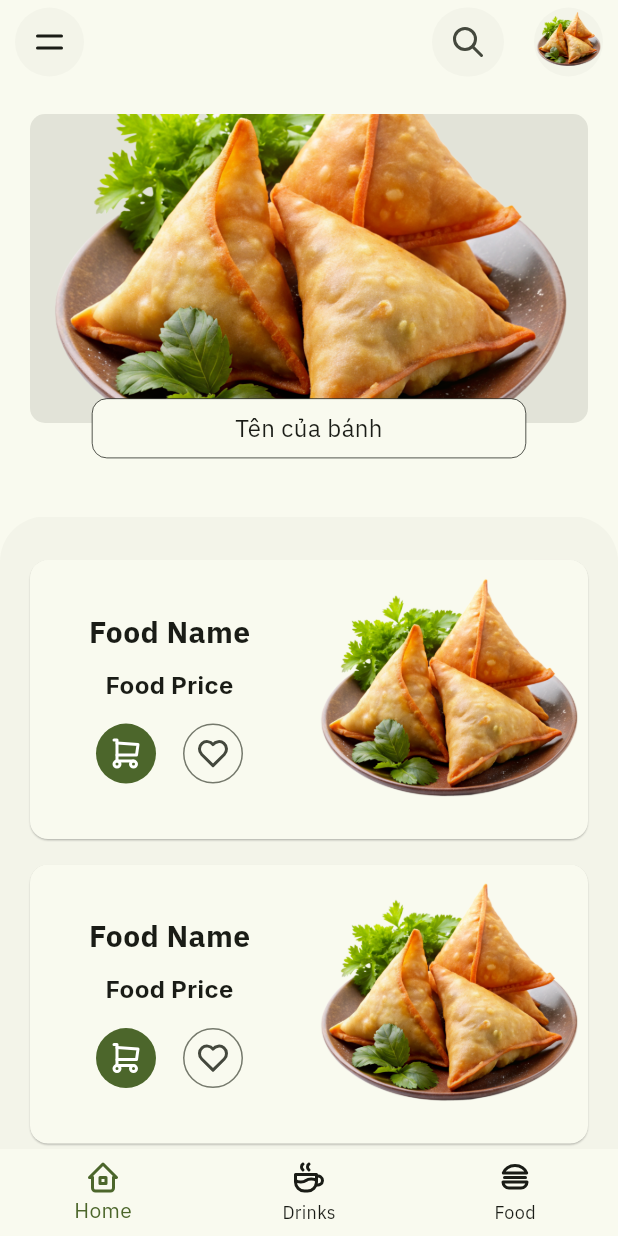
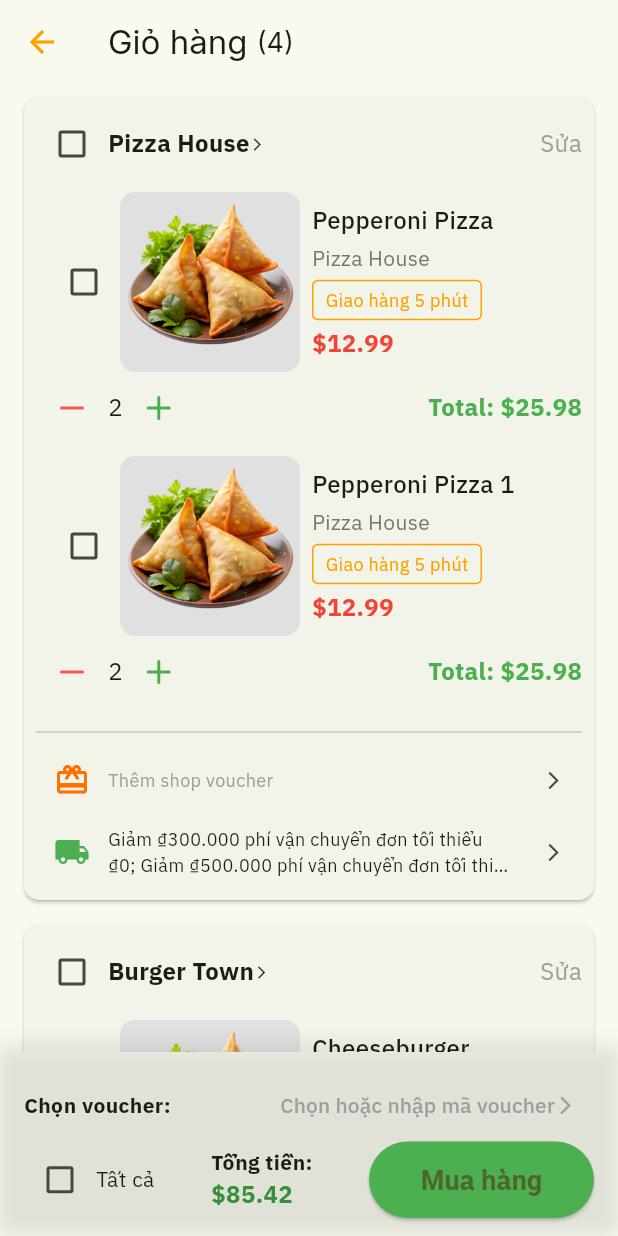
Before and after one commit to nphuonha2101/flutter_foods, a Flutter app: the screen it shows after launch, on a phone screen of 412 x 824 dp. Run offline on Flutter 3.47's test engine with Material 3 defaults, Android fonts, the phone set to English and light mode, and no system bars; drawn by our look-alikes of flutter_zoom_drawer; our stand-ins replace flutter_dotenv, flutter_tabler_icons, google_fonts, shared_preferences.

Commit message:
implement_cart_screen

```diff
--- /dev/null
+++ b/lib/data/models/CartItem.dart
@@ -0,0 +1,14 @@
+import 'package:flutter_foods/data/models/food.dart';
+
+class CartItem {
+  final Food food;
+  int quantity;
+  bool isChecked; // New property to track if the item is checked
+
+  CartItem({
+    required this.food,
+    required this.quantity,
+    this.isChecked = false, // Default value for isChecked
+  });
+  double get totalPrice => food.price * quantity;
+}
--- a/lib/main.dart
+++ b/lib/main.dart
@@ -4,6 +4,7 @@ import 'package:flutter_foods/core/constants/app.dart';
 import 'package:flutter_foods/core/routes/app_routes.dart';
 import 'package:flutter_foods/core/themes/theme.dart';
 import 'package:flutter_foods/core/utils/util.dart';
+import 'package:flutter_foods/presentation/screens/cart_screen.dart';
 import 'package:flutter_foods/presentation/screens/splash_screen.dart';
 import 'package:flutter_foods/providers/auth_provider.dart';
 import 'package:flutter_foods/providers/users_provider.dart';
@@ -78,7 +79,7 @@ class MainApp extends StatelessWidget {
       child: MaterialApp(
         theme: brightness == Brightness.light ? theme.light() : theme.dark(),
         title: AppConstants.appName,
-        home: const SplashScreen(),
+        home: const CartScreen(),
         onGenerateRoute: AppRoutes.generateRoute,
       ),
     );
--- /dev/null
+++ b/lib/presentation/screens/cart_screen.dart
@@ -0,0 +1,252 @@
+import 'package:flutter/material.dart';
+import 'package:collection/collection.dart'; // Import collection package for groupBy
+import 'package:flutter_foods/data/models/CartItem.dart';
+import 'package:flutter_foods/data/models/food.dart';
+import 'package:flutter_foods/presentation/widgets/food_cart_card.dart';
+
+class CartScreen extends StatefulWidget {
+  const CartScreen({super.key});
+
+  @override
+  State<CartScreen> createState() => _CartScreenState();
+}
+
+class _CartScreenState extends State<CartScreen> {
+  // Sample cart data
+  List<CartItem> items = [
+    CartItem(
+      food: Food(
+        id: 1,
+        name: 'Pepperoni Pizza',
+        category: 'Pizza House',
+        price: 12.99,
+        rating: 4.7,
+        reviewCount: 150,
+        imageUrl: 'assets/images/food_delivery.png',
+        angencyId: 101,
+      ),
+      quantity: 2,
+    ),
+    CartItem(
+      food: Food(
+        id: 1,
+        name: 'Pepperoni Pizza 1',
+        category: 'Pizza House',
+        price: 12.99,
+        rating: 4.7,
+        reviewCount: 150,
+        imageUrl: 'assets/images/food_delivery.png',
+        angencyId: 101,
+      ),
+      quantity: 2,
+    ),
+    CartItem(
+      food: Food(
+        id: 2,
+        name: 'Cheeseburger',
+        category: 'Burger Town',
+        price: 9.49,
+        rating: 4.5,
+        reviewCount: 200,
+        imageUrl: 'assets/images/food_delivery.png',
+        angencyId: 102,
+      ),
+      quantity: 1,
+    ),
+    CartItem(
+      food: Food(
+        id: 3,
+        name: 'Veggie Salad',
+        category: 'Healthy Eatery',
+        price: 7.99,
+        rating: 4.3,
+        reviewCount: 80,
+        imageUrl: 'assets/images/food_delivery.png',
+        angencyId: 103,
+      ),
+      quantity: 3,
+    ),
+  ];
+
+  // Grouping the cart items by their category
+  Map<String, List<CartItem>> getGroupedItems() {
+    return groupBy(items, (CartItem item) => item.food.category);
+  }
+
+  double getCartTotal() {
+    double total = 0.0;
+    for (var item in items) {
+      total += item.totalPrice;
+    }
+    return total;
+  }
+
+  @override
+  Widget build(BuildContext context) {
+    final groupedItems = getGroupedItems();
+
+    return Scaffold(
+      appBar: AppBar(
+        title: Row(children: [
+          Text('Giỏ hàng '),
+          Text('('+items.length.toString() +")",style: TextStyle(fontSize: 18,))
+        ],),
+         leading: IconButton(
+          icon: Icon(Icons.arrow_back,color: Colors.amber[700],),
+          onPressed: () {
+            Navigator.pop(context);
+          },
+  ),
+      ),
+      body: Column(
+        children: [
+          Expanded(
+            child: ListView(
+              children: groupedItems.entries.map((entry) {
+                final categoryItems = entry.value;
+
+                return Column(
+                  crossAxisAlignment: CrossAxisAlignment.start,
+                  children: [
+                    FoodCartCard(
+                      cartItems: categoryItems,
+                       onIncrease: (CartItem item) {
+                          setState(() {
+                            item.quantity++;
+                          });
+                        },
+                        onDecrease: (CartItem item) {
+                          setState(() {
+                            if (item.quantity > 1) {
+                              item.quantity--;
+                            }
+                          });
+                        },
+                    ),
+
+                  ],
+                );
+              }).toList(),
+            ),
+          ),
+
+
+          // footer
+         Container(
+          padding: const EdgeInsets.symmetric(horizontal: 16, vertical: 12),
+          decoration: BoxDecoration(
+            boxShadow: [
+              BoxShadow(
+                color: Colors.black.withOpacity(0.1),
+                spreadRadius: 2,
+                blurRadius: 10,
+                offset: Offset(0, -2),
+              ),
+            ],
+          ),
+          child: Column(
+            crossAxisAlignment: CrossAxisAlignment.start,
+
+            children: [
+              // Dòng 1: Chọn Voucher
+              Row(
+                mainAxisAlignment: MainAxisAlignment.spaceBetween,
+                children: [
+                  Text(
+                    'Chọn voucher:',
+                    style: TextStyle(
+                      fontSize: 14,
+                      fontWeight: FontWeight.bold,
+                    ),
+                  ),
+                  TextButton(
+                    onPressed: () {
+                      // Xử lý khi chọn voucher
+                    },
+                     child: Row(
+                        mainAxisSize: MainAxisSize.min,
+                        children: [
+                          Text(
+                            'Chọn hoặc nhập mã voucher',
+                            style: TextStyle(
+                              fontSize: 14,
+                              color: Colors.grey,
+                            ),
+                          ),
+                          Icon(
+                            Icons.arrow_forward_ios,
+                            color: Colors.grey,
+                            size: 14,
+                          ),
+                        ],
+                      ),
+                  ),
+                ],
+              ),
+
+              // Dòng 2: Checkbox chọn tất cả
+              Row(
+                mainAxisAlignment: MainAxisAlignment.spaceBetween,
+                children: [
+                  Row(
+                    children: [
+                      Checkbox(
+                    value: false, // Thay đổi trạng thái checkbox theo nhu cầu
+                    onChanged: (bool? value) {
+                      // Xử lý khi chọn "Chọn tất cả"
+                    },
+                  ),
+                  Text(
+                    'Tất cả',
+                    style: TextStyle(fontSize: 14),
+                  )
+                    ],
+                  ),
+                   Column(
+                      crossAxisAlignment: CrossAxisAlignment.start,
+                      children: [
+                        Text(
+                          'Tổng tiền:',
+                          style: TextStyle(
+                            fontSize: 14,
+                            fontWeight: FontWeight.bold,
+                          ),
+                        ),
+                        Text(
+                          '\$${getCartTotal().toStringAsFixed(2)}',
+                          style: TextStyle(
+                            fontSize: 16,
+                            fontWeight: FontWeight.bold,
+                            color: Colors.green[700],
+                          ),
+                        ),
+                      ],
+                    ),
+                    SizedBox(
+                      width: 150, // Chiều rộng của nút Mua hàng
+                      child: ElevatedButton(
+                        onPressed: () {
+                          // Xử lý sự kiện khi nhấn nút Mua hàng
+                        },
+                        child: Text('Mua hàng'),
+                        style: ElevatedButton.styleFrom(
+                          backgroundColor: Colors.green, // Màu nền của nút
+                          padding: EdgeInsets.symmetric(vertical: 14),
+                          textStyle: TextStyle(
+                            fontSize: 18,
+                            fontWeight: FontWeight.bold,
+                          ),
+                        ),
+                      ),
+                    ),
+                ],
+              ),
+
+              ],
+            ),
+          ),
+        ],
+      ),
+    );
+  }
+}
--- /dev/null
+++ b/lib/presentation/widgets/food_cart_card.dart
@@ -0,0 +1,331 @@
+import 'package:flutter/material.dart';
+import 'package:flutter_foods/data/models/CartItem.dart';
+import 'package:flutter_tabler_icons/flutter_tabler_icons.dart';
+
+class FoodCartCard extends StatefulWidget {
+  final List<CartItem> cartItems; // List of items from the same shop
+  final ValueChanged<CartItem> onIncrease;
+  final ValueChanged<CartItem> onDecrease;
+
+  const FoodCartCard({
+    Key? key,
+    required this.cartItems,
+    required this.onIncrease,
+    required this.onDecrease,
+  }) : super(key: key);
+
+  @override
+  _FoodCartCardState createState() => _FoodCartCardState();
+}
+
+class _FoodCartCardState extends State<FoodCartCard> {
+  bool isCheckedShop = false;
+  bool isEditing = false; // Add a state variable to track editing mode
+
+  @override
+  Widget build(BuildContext context) {
+    final shopName = widget.cartItems.first.food.category;
+
+    return Card(
+      margin: const EdgeInsets.symmetric(vertical: 8, horizontal: 16),
+      shape: RoundedRectangleBorder(
+        borderRadius: BorderRadius.circular(10),
+      ),
+      child: Padding(
+        padding: const EdgeInsets.all(8.0),
+        child: Column(
+          crossAxisAlignment: CrossAxisAlignment.start,
+          children: [
+            // Shop name and checkbox
+            Row(
+              mainAxisAlignment: MainAxisAlignment.spaceBetween,
+              children: [
+                Row(
+                  children: [
+                    Checkbox(
+                      value: isCheckedShop,
+                      onChanged: (bool? value) {
+                        setState(() {
+                          isCheckedShop = value!;
+                        });
+                      },
+                    ),
+                    Text(
+                      shopName,
+                      style: const TextStyle(
+                        fontWeight: FontWeight.bold,
+                        fontSize: 16,
+                      ),
+                    ),
+                    const Icon(
+                      Icons.arrow_forward_ios,
+                      size: 10,
+                    ),
+                  ],
+                ),
+                GestureDetector(
+                  onTap: () {
+                    setState(() {
+                      isEditing = !isEditing; // Toggle editing mode
+                    });
+                  },
+                  child: Text(
+                    isEditing ? "Xong" : "Sửa", // Change text based on editing state
+                    style: const TextStyle(fontSize: 16, color: Colors.grey),
+                  ),
+                ),
+              ],
+            ),
+            const SizedBox(height: 8),
+
+            // List of items for this shop
+            Column(
+              children: widget.cartItems.map((cartItem) {
+                bool isCheckedFood = cartItem.isChecked;
+                final food = cartItem.food;
+                final quantity = cartItem.quantity;
+
+                return Column(
+                  children: [
+                    Row(
+                      children: [
+                        Padding(
+                          padding: const EdgeInsets.only(left: 8.0),
+                          child: Checkbox(
+                            value: isCheckedFood,
+                            onChanged: (bool? value) {
+                              setState(() {
+                                cartItem.isChecked = value!;
+                              });
+                            },
+                          ),
+                        ),
+                        ClipRRect(
+                          borderRadius: BorderRadius.circular(10),
+                          child: Container(
+                            width: 120,
+                            height: 120,
+                            color: Colors.grey[300],
+                            child: Image.asset(
+                              food.imageUrl,
+                              height: 120,
+                              width: 120,
+                              fit: BoxFit.cover,
+                            ),
+                          ),
+                        ),
+                        const SizedBox(width: 8),
+                        Expanded(
+                          child: Column(
+                            crossAxisAlignment: CrossAxisAlignment.start,
+                            children: [
+                              Text(
+                                food.name,
+                                style: const TextStyle(
+                                  fontSize: 16,
+                                  fontWeight: FontWeight.w500,
+                                ),
+                                overflow: TextOverflow.ellipsis,
+                                maxLines: 1,
+                              ),
+                               const SizedBox(height: 4),
+                              Text(
+                                food.category,
+                                style: TextStyle(
+                                  fontSize: 14,
+                                  color: Colors.grey[600],
+                                ),
+                                overflow: TextOverflow.ellipsis,
+                                maxLines: 1,
+                              ),
+                              const SizedBox(height: 4),
+                              Container(
+                                padding: const EdgeInsets.symmetric(horizontal: 8, vertical: 4),
+                                decoration: BoxDecoration(
+                                  border: Border.all(
+                                    color: Colors.amber[700]!,
+                                    width: 1,
+                                  ),
+                                  borderRadius: BorderRadius.circular(4),
+                                ),
+                                child: Text(
+                                  "Giao hàng 5 phút",
+                                  style: TextStyle(
+                                    fontSize: 12,
+                                    color: Colors.amber[700],
+                                  ),
+                                  overflow: TextOverflow.ellipsis,
+                                  maxLines: 1,
+                                ),
+                              ),
+                               const SizedBox(height: 4),
+                              Text(
+                                '\$${food.price.toStringAsFixed(2)}',
+                                style: const TextStyle(
+                                  fontSize: 16,
+                                  fontWeight: FontWeight.bold,
+                                  color: Colors.red,
+                                ),
+                              ),
+                            ],
+                          ),
+                        ),
+                      ],
+                    ),
+                    // Quantity and Total Price Row
+                    Row(
+                      mainAxisAlignment: MainAxisAlignment.spaceBetween,
+                      children: [
+                        Row(
+                          children: [
+                             Material(
+                              color: Theme.of(context).colorScheme.surfaceContainerLow,
+                              borderRadius:
+                                  const BorderRadius.all(Radius.circular(100)),
+                              child: IconButton(
+                                padding: const EdgeInsets.all(2),
+                                icon: const Icon(TablerIcons.minus,
+                                    color: Colors.redAccent),
+                              onPressed: () => widget.onDecrease(cartItem),
+                              ),
+                            ),
+                            Text(
+                              '$quantity',
+                              style: const TextStyle(fontSize: 16),
+                            ),
+                            Material(
+                              color: Theme.of(context).colorScheme.surfaceContainerLow,
+                              borderRadius:
+                                  const BorderRadius.all(Radius.circular(100)),
+                              child: IconButton(
+                                padding: const EdgeInsets.all(2),
+                                icon: const Icon(TablerIcons.plus, color: Colors.green),
+                                onPressed: () => widget.onIncrease(cartItem),
+
+                              ),
+                            ),
+                          ],
+                        ),
+                        // Display total price for the item
+                        Text(
+                          'Total: \$${(food.price * quantity).toStringAsFixed(2)}',
+                          style: const TextStyle(
+                            fontSize: 16,
+                            fontWeight: FontWeight.bold,
+                            color: Colors.green,
+                          ),
+                        ),
+                      ],
+                    ),
+                    if (isEditing)
+                      Row(
+                        mainAxisAlignment: MainAxisAlignment.spaceAround,
+                        children: [
+                          ElevatedButton(
+                            onPressed: () {
+                              print("Sản phẩm tương tự clicked");
+                            },
+                             style: ElevatedButton.styleFrom(
+                              iconColor: Colors.red,
+
+                              backgroundColor:Theme.of(context).colorScheme.surfaceTint
+                            ),
+                            child: const Text("Sản phẩm tương tự", style: TextStyle(color: Colors.white),),
+                          ),
+                          ElevatedButton(
+
+                            onPressed: () {
+                              print("Xóa sản phẩm clicked");
+                              // Add your delete logic here
+                            },
+                            style: ElevatedButton.styleFrom(
+                              iconColor: Colors.red,
+                            ),
+                            child: Text("Xóa sản phẩm",
+                            style: TextStyle(color:Theme.of(context).colorScheme.surfaceTint)),
+                          ),
+                        ],
+                      ),
+                    const SizedBox(height: 8),
+                  ],
+                );
+              }).toList(),
+            ),
+            const Divider(),
+            // Total price for this shop
+            Column(
+              // mainAxisAlignment: MainAxisAlignment.end,
+              children: [
+                // Text(
+                //   'Total: \$${widget.cartItems.fold(0.0, (sum, item) => sum + (item.food.price * item.quantity))}',
+                //   style: TextStyle(
+                //     fontSize: 16,
+                //     fontWeight: FontWeight.bold,
+                //     color: Colors.green[700],
+                //   ),
+                // ),
+                Row(
+                   mainAxisAlignment: MainAxisAlignment.spaceBetween,
+                 children: [
+                    Row(children: [
+                         IconButton(
+                      icon:  Icon(Icons.card_giftcard,color: Colors.amber[900] ,),
+                      onPressed: () {
+                        // Handle the button press action here
+                      },
+                    ),
+                    const Text(
+                      "Thêm shop voucher",
+                      style: TextStyle(
+                        fontSize: 12,
+                        color: Colors.grey
+                      ),
+                    ),
+                    ],),
+                     IconButton(
+                        alignment: Alignment.centerRight,
+                      icon: const Icon(Icons.arrow_forward_ios, size: 14,),
+                      onPressed: () {
+                        // Handle shipping action here
+                      },
+                     )
+                  ],
+                ),
+                  Row(
+                    mainAxisAlignment: MainAxisAlignment.spaceBetween,
+                    children: [
+                      IconButton(
+                        icon: const Icon(Icons.local_shipping, color: Colors.green),
+                        onPressed: () {
+                        },
+                      ),
+                      Flexible(
+                        flex: 1,
+
+                        child: Text(
+                          "Giảm ₫300.000 phí vận chuyển đơn tối thiểu ₫0; Giảm ₫500.000 phí vận chuyển đơn tối thiểu ₫500.000",
+                          style: TextStyle(
+                            fontSize: 12,
+                            color: Theme.of(context).colorScheme.onSurface,
+                          ),
+                          maxLines: 2,
+                          overflow: TextOverflow.ellipsis,
+                          softWrap: true,
+                        ),
+                      ),
+                      IconButton(
+                        alignment: Alignment.centerRight,
+                        icon: const Icon(Icons.arrow_forward_ios, size: 14),
+                        onPressed: () {
+                        },
+                      ),
+                    ],
+                  ),
+              ],
+            ),
+          ],
+        ),
+      ),
+    );
+  }
+}
```
